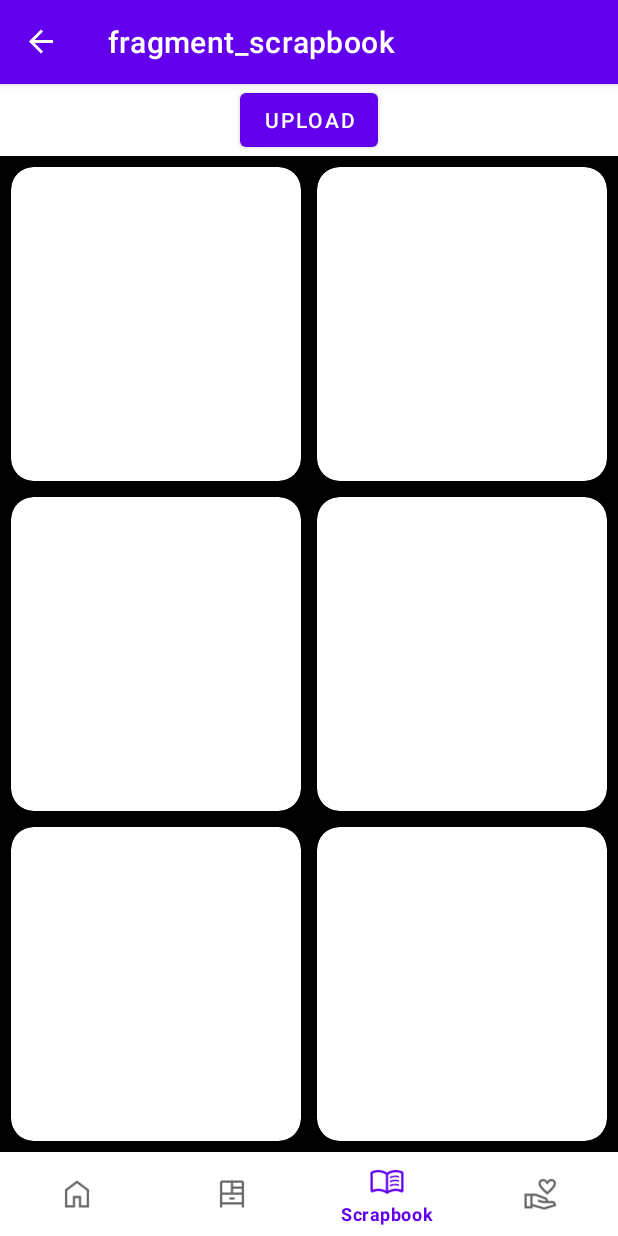
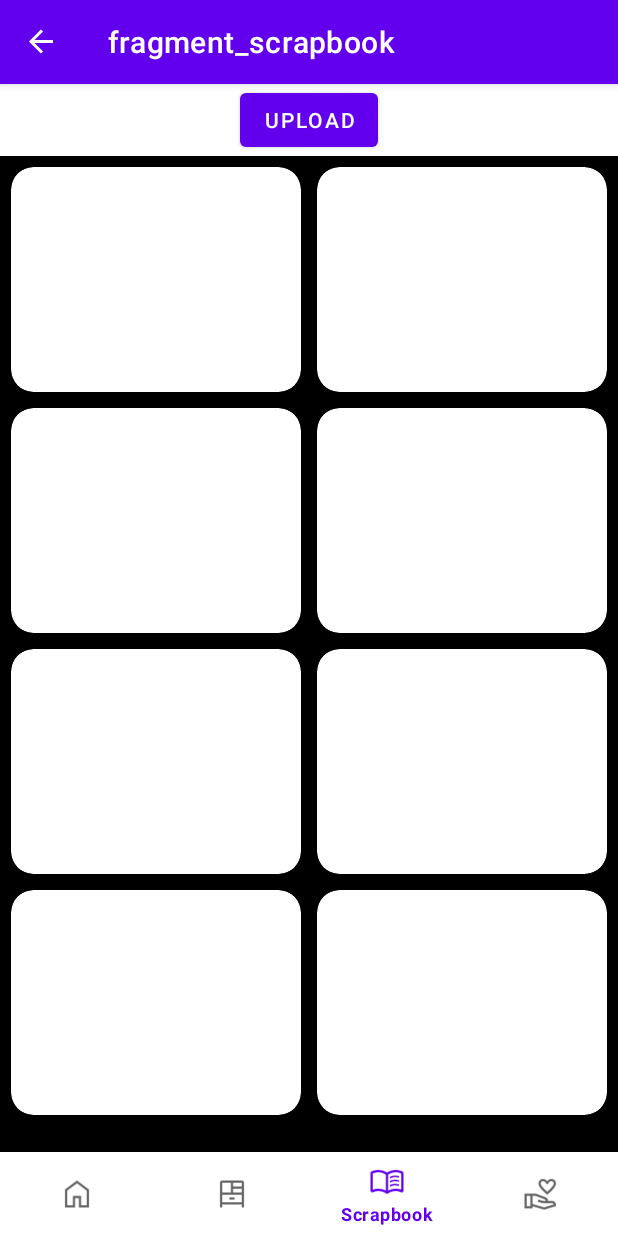
Before and after one commit to siriouthay01835680/DressMe, an Android app: the Scrapbook screen opened through its navigation route, on a phone screen of 412 x 824 dp. Run offline under Robolectric (Android 15) with nearby library versions, the phone set to English and light mode, and no system bars; our stand-ins replace navigation-ui.

Commit message:
made scrapbook scrollable

```diff
--- a/app/src/main/res/layout/fragment_scrapbook.xml
+++ b/app/src/main/res/layout/fragment_scrapbook.xml
@@ -7,6 +7,14 @@
     android:background="@color/black"
     tools:context=".Scrapbook">
 
+    <ScrollView
+        android:layout_width="match_parent"
+        android:layout_height="match_parent">
+
+        <LinearLayout
+            android:layout_width="match_parent"
+            android:layout_height="match_parent"
+            android:orientation="horizontal">
             <androidx.gridlayout.widget.GridLayout
                 android:id="@+id/gridLayout"
                 android:layout_width="match_parent"
@@ -18,84 +26,25 @@
                 app:layout_constraintStart_toStartOf="parent"
                 app:layout_constraintTop_toTopOf="parent"
                 app:rowCount="3">
-
                 <androidx.cardview.widget.CardView
                     android:id="@+id/grid1"
                     android:layout_width="0dp"
-            android:layout_height="0dp"
-
+                    android:layout_height="150dp"
                     android:layout_margin="5dp"
                     app:cardCornerRadius="15dp"
                     app:cardElevation="0dp"
                     app:layout_columnWeight="1"
-            app:layout_rowWeight="1"
-            >
-
+                    app:layout_rowWeight="1">
                 <RelativeLayout
                     android:layout_width="match_parent"
                     android:layout_height="wrap_content"
                     android:id="@+id/relativeLayout1">
-
-<!--                <ImageView-->
-<!--                    android:layout_width="100dp"-->
-<!--                    android:layout_height="100dp"-->
-<!--                    android:layout_alignParentStart="true"-->
-<!--                    android:src="@drawable/testshirt">-->
-
-<!--                </ImageView>-->
-
-<!--                <ImageView-->
-<!--                    android:layout_width="100dp"-->
-<!--                    android:layout_height="100dp"-->
-<!--                    android:layout_alignParentRight="true"-->
-<!--                    android:src="@drawable/testpants">-->
-
-<!--                </ImageView>-->
-
                 </RelativeLayout>
-
                 </androidx.cardview.widget.CardView>
-
                 <androidx.cardview.widget.CardView
                     android:id="@+id/grid2"
                     android:layout_width="0dp"
-            android:layout_height="20dp"
-            android:layout_margin="5dp"
-            app:cardCornerRadius="15dp"
-            app:cardElevation="0dp"
-            app:layout_columnWeight="1"
-            app:layout_rowWeight="1"
-            >
-
-            <RelativeLayout
-                android:layout_width="match_parent"
-                android:layout_height="wrap_content"
-                android:id="@+id/relativeLayout2">
-
-<!--                <ImageView-->
-<!--                    android:layout_width="100dp"-->
-<!--                    android:layout_height="100dp"-->
-<!--                    android:layout_alignParentStart="true"-->
-<!--                    android:src="@drawable/testshirt">-->
-
-<!--                </ImageView>-->
-
-<!--                <ImageView-->
-<!--                    android:layout_width="100dp"-->
-<!--                    android:layout_height="100dp"-->
-<!--                    android:layout_alignParentRight="true"-->
-<!--                    android:src="@drawable/testpants">-->
-
-<!--                </ImageView>-->
-
-            </RelativeLayout>
-
-        </androidx.cardview.widget.CardView>
-
-        <androidx.cardview.widget.CardView
-            android:id="@+id/grid3"
-            android:layout_width="0dp"
-            android:layout_height="20dp"
+                    android:layout_height="150dp"
                     android:layout_margin="5dp"
                     app:cardCornerRadius="15dp"
                     app:cardElevation="0dp"
@@ -104,128 +53,96 @@
 
                     <RelativeLayout
                         android:layout_width="match_parent"
-                android:layout_height="wrap_content">
-
-<!--                <ImageView-->
-<!--                    android:layout_width="100dp"-->
-<!--                    android:layout_height="100dp"-->
-<!--                    android:layout_alignParentStart="true"-->
-<!--                    android:src="@drawable/testshirt">-->
-
-<!--                </ImageView>-->
-
-<!--                <ImageView-->
-<!--                    android:layout_width="100dp"-->
-<!--                    android:layout_height="100dp"-->
-<!--                    android:layout_alignParentRight="true"-->
-<!--                    android:src="@drawable/testpants">-->
-
-<!--                </ImageView>-->
-
+                        android:layout_height="wrap_content"
+                        android:id="@+id/relativeLayout2">
                     </RelativeLayout>
-
                     </androidx.cardview.widget.CardView>
 
                 <androidx.cardview.widget.CardView
-            android:id="@+id/grid4"
+                    android:id="@+id/grid3"
                     android:layout_width="0dp"
-            android:layout_height="20dp"
+                    android:layout_height="150dp"
                     android:layout_margin="5dp"
                     app:cardCornerRadius="15dp"
                     app:cardElevation="0dp"
                     app:layout_columnWeight="1"
                     app:layout_rowWeight="1">
-
                     <RelativeLayout
                         android:layout_width="match_parent"
                         android:layout_height="wrap_content">
-
-<!--                <ImageView-->
-<!--                    android:layout_width="100dp"-->
-<!--                    android:layout_height="100dp"-->
-<!--                    android:layout_alignParentStart="true"-->
-<!--                    android:src="@drawable/testshirt">-->
-
-<!--                </ImageView>-->
-
-<!--                <ImageView-->
-<!--                    android:layout_width="100dp"-->
-<!--                    android:layout_height="100dp"-->
-<!--                    android:layout_alignParentRight="true"-->
-<!--                    android:src="@drawable/testpants">-->
-
-<!--                </ImageView>-->
-
                     </RelativeLayout>
-
                 </androidx.cardview.widget.CardView>
-
                 <androidx.cardview.widget.CardView
-            android:id="@+id/grid5"
+                    android:id="@+id/grid4"
                     android:layout_width="0dp"
-            android:layout_height="20dp"
+                    android:layout_height="150dp"
                     android:layout_margin="5dp"
                     app:cardCornerRadius="15dp"
                     app:cardElevation="0dp"
                     app:layout_columnWeight="1"
                     app:layout_rowWeight="1">
-
                     <RelativeLayout
                         android:layout_width="match_parent"
                         android:layout_height="wrap_content">
-
-<!--                <ImageView-->
-<!--                    android:layout_width="100dp"-->
-<!--                    android:layout_height="100dp"-->
-<!--                    android:layout_alignParentStart="true"-->
-<!--                    android:src="@drawable/testshirt">-->
-
-<!--                </ImageView>-->
-
-<!--                <ImageView-->
-<!--                    android:layout_width="100dp"-->
-<!--                    android:layout_height="100dp"-->
-<!--                    android:layout_alignParentRight="true"-->
-<!--                    android:src="@drawable/testpants">-->
-
-<!--                </ImageView>-->
-
                     </RelativeLayout>
-
                 </androidx.cardview.widget.CardView>
-
                 <androidx.cardview.widget.CardView
-            android:id="@+id/grid6"
+                    android:id="@+id/grid5"
                     android:layout_width="0dp"
-            android:layout_height="20dp"
+                    android:layout_height="150dp"
                     android:layout_margin="5dp"
                     app:cardCornerRadius="15dp"
                     app:cardElevation="0dp"
                     app:layout_columnWeight="1"
                     app:layout_rowWeight="1">
-
                     <RelativeLayout
                         android:layout_width="match_parent"
                         android:layout_height="wrap_content">
-
-<!--                <ImageView-->
-<!--                    android:layout_width="100dp"-->
-<!--                    android:layout_height="100dp"-->
-<!--                    android:layout_alignParentStart="true"-->
-<!--                    android:src="@drawable/testshirt">-->
-
-<!--                </ImageView>-->
-
-<!--                <ImageView-->
-<!--                    android:layout_width="100dp"-->
-<!--                    android:layout_height="100dp"-->
-<!--                    android:layout_alignParentRight="true"-->
-<!--                    android:src="@drawable/testpants">-->
-
-<!--                </ImageView>-->
-
                     </RelativeLayout>
-
+                </androidx.cardview.widget.CardView>
+                <androidx.cardview.widget.CardView
+                    android:id="@+id/grid6"
+                    android:layout_width="0dp"
+                    android:layout_height="150dp"
+                    android:layout_margin="5dp"
+                    app:cardCornerRadius="15dp"
+                    app:cardElevation="0dp"
+                    app:layout_columnWeight="1"
+                    app:layout_rowWeight="1">
+                    <RelativeLayout
+                        android:layout_width="match_parent"
+                        android:layout_height="wrap_content">
+                    </RelativeLayout>
+                </androidx.cardview.widget.CardView>
+                <androidx.cardview.widget.CardView
+                    android:id="@+id/grid7"
+                    android:layout_width="0dp"
+                    android:layout_height="150dp"
+                    android:layout_margin="5dp"
+                    app:cardCornerRadius="15dp"
+                    app:cardElevation="0dp"
+                    app:layout_columnWeight="1"
+                    app:layout_rowWeight="1">
+                    <RelativeLayout
+                        android:layout_width="match_parent"
+                        android:layout_height="wrap_content">
+                    </RelativeLayout>
+                </androidx.cardview.widget.CardView>
+                <androidx.cardview.widget.CardView
+                    android:id="@+id/grid8"
+                    android:layout_width="0dp"
+                    android:layout_height="150dp"
+                    android:layout_margin="5dp"
+                    app:cardCornerRadius="15dp"
+                    app:cardElevation="0dp"
+                    app:layout_columnWeight="1"
+                    app:layout_rowWeight="1">
+                    <RelativeLayout
+                        android:layout_width="match_parent"
+                        android:layout_height="wrap_content">
+                    </RelativeLayout>
                 </androidx.cardview.widget.CardView>
             </androidx.gridlayout.widget.GridLayout>
+        </LinearLayout>
+    </ScrollView>
 </androidx.constraintlayout.widget.ConstraintLayout>
```
Lines whose indentation alone changed are shown as unchanged.
